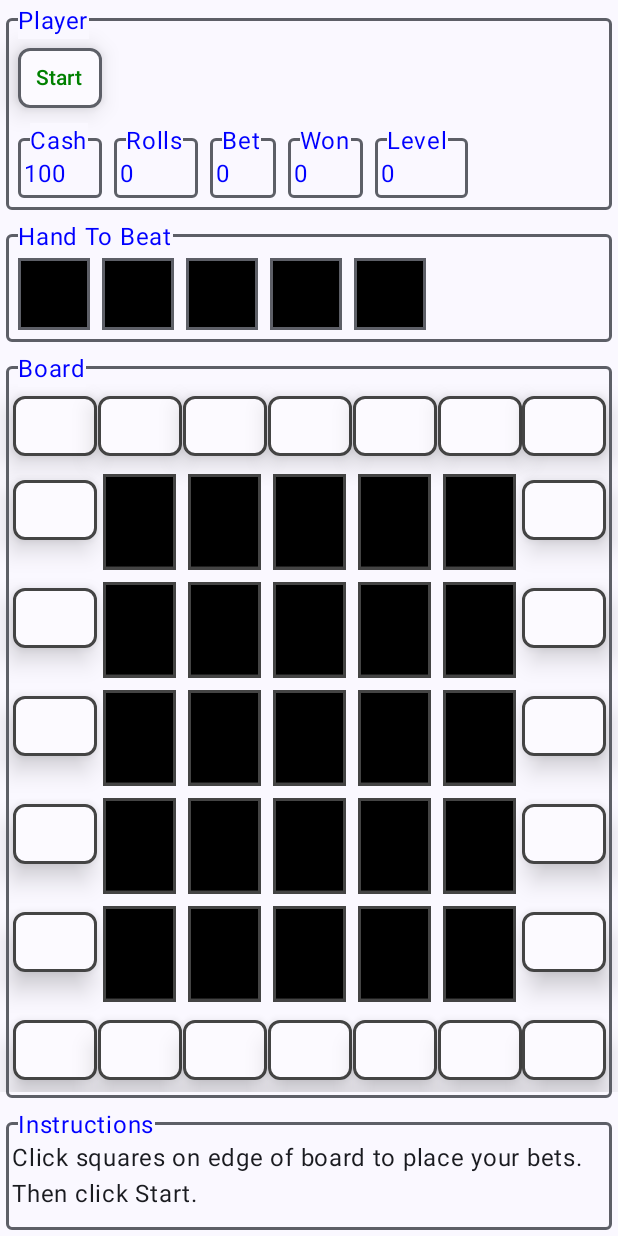
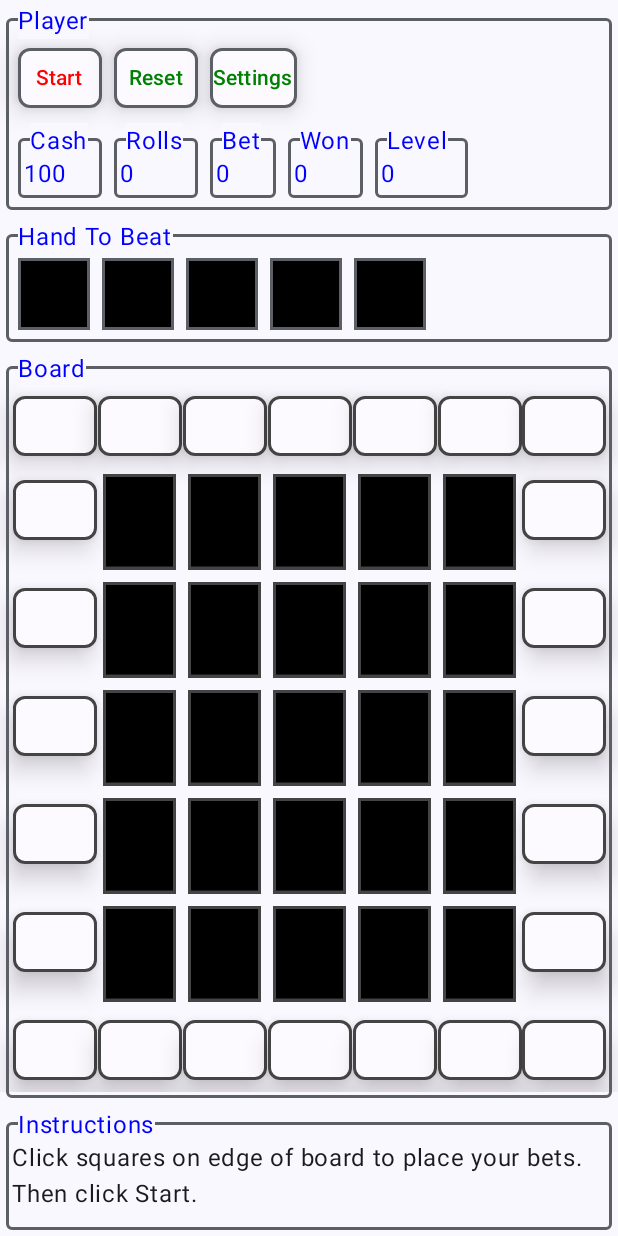
Before and after one commit to pstorli/PokerDice, an Android app built with Jetpack Compose: the screen it shows after launch (MainActivity), on a phone screen of 412 x 824 dp. Run offline under Robolectric (Android 15) with nearby library versions, the phone set to English and light mode, and no system bars.

Commit message:
Re-did colors, make pink hold, added level

```diff
--- a/app/src/main/java/com/pstorli/pokerdice/MainActivity.kt
+++ b/app/src/main/java/com/pstorli/pokerdice/MainActivity.kt
@@ -17,6 +17,7 @@ import com.pstorli.pokerdice.domain.model.PokerViewModel
 import com.pstorli.pokerdice.ui.composeables.core.ErrorDialog
 import com.pstorli.pokerdice.ui.screens.LoadingScreen
 import com.pstorli.pokerdice.ui.screens.RollingScreen
+import com.pstorli.pokerdice.ui.screens.SettingsScreen
 import com.pstorli.pokerdice.ui.screens.StartScreen
 import com.pstorli.pokerdice.ui.theme.PokerDiceTheme
 class MainActivity : ComponentActivity() {
@@ -66,6 +67,10 @@ class MainActivity : ComponentActivity() {
                 // Rolling.
                 is PokerViewModel.PokerUIState.Rolling   ->
                     RollingScreen (pokerViewModel)
+
+                // Settings.
+                is PokerViewModel.PokerUIState.Settings   ->
+                    SettingsScreen (pokerViewModel)
             }
         }
     }
--- a/app/src/main/java/com/pstorli/pokerdice/ui/composeables/PlayerRow.kt
+++ b/app/src/main/java/com/pstorli/pokerdice/ui/composeables/PlayerRow.kt
@@ -33,10 +33,9 @@ fun PlayerRow (pokerViewModel: PokerViewModel) {
         Column () {
             Row() {
                 // Roll Dice
-                var rollTextColor = LocalContext.current.color(Colors.RollDice)
+                val rollTextColor = LocalContext.current.color(Colors.Wild)
                 var rollTitle = LocalContext.current.resources.getString(R.string.roll_dice)
                 if (PokerViewModel.PokerUIState.Start == pokerViewModel.getState()) {
-                    rollTextColor = LocalContext.current.color(Colors.CashOut)
                     rollTitle = LocalContext.current.resources.getString(R.string.start)
                 }
 
@@ -47,19 +46,48 @@ fun PlayerRow (pokerViewModel: PokerViewModel) {
                         "Roll dice pressed.".debug()
 
                         // They clicked the button.
-                        pokerViewModel.onEvent(PokerEvent.RollEvent)
+                        if (PokerViewModel.PokerUIState.Start == pokerViewModel.getState()) {
+                            pokerViewModel.onEvent(PokerEvent.StartEvent)
+                        }
+                        else {
+                            pokerViewModel.onEvent(PokerEvent.RollEvent)
+                        }
                     })
 
                 // Cash Out
                 if (PokerViewModel.PokerUIState.Rolling == pokerViewModel.uiState.collectAsState().value) {
                     PokerButton(
                         name = LocalContext.current.resources.getString(R.string.cash_out),
-                        textColor = LocalContext.current.color(Colors.CashOut),
+                        textColor = LocalContext.current.color(Colors.Btn),
                         onClick = {
                             "Cash out pressed.".debug()
 
                             // They clicked the button.
                             pokerViewModel.onEvent(PokerEvent.CashOutEvent)
+                        })
+                }
+
+                // Reset
+                PokerButton(
+                    name = LocalContext.current.resources.getString(R.string.reset),
+                    textColor = LocalContext.current.color(Colors.Btn),
+                    onClick = {
+                        "Reset pressed.".debug()
+
+                        // They clicked the reset button.
+                        pokerViewModel.onEvent(PokerEvent.ResetEvent)
+                    })
+
+                // Settings
+                if (PokerViewModel.PokerUIState.Start == pokerViewModel.getState()) {
+                    PokerButton(
+                        name = LocalContext.current.resources.getString(R.string.state_settings),
+                        textColor = LocalContext.current.color(Colors.Btn),
+                        onClick = {
+                            "Settings pressed.".debug()
+
+                            // They clicked the button.
+                            pokerViewModel.onEvent(PokerEvent.SettingsEvent)
                         })
                 }
             }
--- a/app/src/main/java/com/pstorli/pokerdice/ui/composeables/PokerButton.kt
+++ b/app/src/main/java/com/pstorli/pokerdice/ui/composeables/PokerButton.kt
@@ -15,7 +15,7 @@ import androidx.compose.ui.Modifier
 import androidx.compose.ui.graphics.Color
 import androidx.compose.ui.unit.dp
 import com.pstorli.pokerdice.util.Consts
-import com.pstorli.pokerdice.util.Consts.POKER_BORDER_WIDTH
+import com.pstorli.pokerdice.util.Consts.POKER_BORDER_SIZE
 import com.pstorli.pokerdice.util.Consts.POKER_BTN_MIN_WIDTH
 
 @Composable
@@ -26,7 +26,7 @@ fun PokerButton (name: String, textColor: Color, borderColor: Color=MaterialThem
             // Do that click thing.
             onClick.invoke()
         },
-        border = BorderStroke(POKER_BORDER_WIDTH, borderColor),
+        border = BorderStroke(POKER_BORDER_SIZE, borderColor),
         colors = ButtonDefaults.outlinedButtonColors(contentColor = MaterialTheme.colorScheme.primary, containerColor = MaterialTheme.colorScheme.inverseOnSurface),
         elevation =  ButtonDefaults.buttonElevation(
             defaultElevation  = Consts.DEFAULT_ELEVATION_VAL,
--- a/app/src/main/java/com/pstorli/pokerdice/ui/composeables/core/LabeledRow.kt
+++ b/app/src/main/java/com/pstorli/pokerdice/ui/composeables/core/LabeledRow.kt
@@ -17,7 +17,7 @@ import androidx.compose.ui.Modifier
 import androidx.compose.ui.graphics.Color
 import androidx.compose.ui.unit.dp
 import com.pstorli.pokerdice.conditional
-import com.pstorli.pokerdice.util.Consts.POKER_BORDER_WIDTH
+import com.pstorli.pokerdice.util.Consts.POKER_BORDER_SIZE
 import androidx.compose.material3.Text as TextMat
 
 @Composable
@@ -33,7 +33,7 @@ fun LabeledRow (title: String, titleColor: Color, maxWidth: Boolean=false, maxHe
                 }
                 .padding(4.dp,12.dp,4.dp,4.dp)
                 .border(
-                    width = POKER_BORDER_WIDTH,
+                    width = POKER_BORDER_SIZE,
                     color = MaterialTheme.colorScheme.outline,
                     shape = RoundedCornerShape(size = 4.dp)
                 )
--- a/app/src/main/java/com/pstorli/pokerdice/ui/screens/StartScreen.kt
+++ b/app/src/main/java/com/pstorli/pokerdice/ui/screens/StartScreen.kt
@@ -13,7 +13,7 @@ import com.pstorli.pokerdice.ui.composeables.PlayerRow
  */
 @Composable
 fun StartScreen (pokerViewModel: PokerViewModel) {
-    // Side by sdie rows the same height
+    // Side by side rows the same height
     // make these two rows, the children, the same height.
     /*Row(modifier = Modifier.height(IntrinsicSize.Min)) {
         PlayerRow  (pokerViewModel)
--- a/app/src/main/java/com/pstorli/pokerdice/ui/theme/Colors.kt
+++ b/app/src/main/java/com/pstorli/pokerdice/ui/theme/Colors.kt
@@ -3,7 +3,7 @@ package com.pstorli.pokerdice.ui.theme
 enum class Colors {
     Back,
     Border,
-    CashOut,
+    Btn,
     Dice0,
     Dice1,
     Dice2,
@@ -14,8 +14,8 @@ enum class Colors {
     Edge,
     Held,
     Out,
-    RollDice,
     Selected,
     Text,
-    Title
+    Title,
+    Wild
 }
--- a/app/src/main/java/com/pstorli/pokerdice/util/Consts.kt
+++ b/app/src/main/java/com/pstorli/pokerdice/util/Consts.kt
@@ -56,7 +56,7 @@ object Consts {
     val HUNDRED_VAL                     = 100
     val LEVEL_NAME                      = "Level"
     val LEVEL_MIN_WIDTH                 = 54.dp
-    val POKER_BORDER_WIDTH              = 2.dp
+    val POKER_BORDER_SIZE               = 2.dp
     val POKER_BTN_MIN_WIDTH             = 56.dp
     val PRESSED_ELEVATION_VAL           = 15.dp
     val RED_NAME                        = "Red"
@@ -115,6 +115,15 @@ object Consts {
      */
     fun squareName (index: Int): String {
         return "Square $index"
+    }
+
+    /**
+     * Return random num between 1 and 6
+     */
+    fun random (): Int {
+        val num = (DICE_ONE..DICE_SIX).random()
+        debug("random () $num")
+        return num
     }
 
     // *********************************************************************************************
--- a/app/src/main/java/com/pstorli/pokerdice/util/Persist.kt
+++ b/app/src/main/java/com/pstorli/pokerdice/util/Persist.kt
@@ -1,8 +1,6 @@
 package com.pstorli.pokerdice.util
 
 enum class Persist {
-    BET,
-    BOARD,
     CASH,
     COLOR_DICE0,
     COLOR_DICE1,
@@ -11,7 +9,5 @@ enum class Persist {
     COLOR_DICE4,
     COLOR_DICE5,
     COLOR_DICE6,
-    LEVEL,
-    ROLLS,
-    WON
+    LEVEL
 }
--- a/app/src/main/res/values/strings.xml
+++ b/app/src/main/res/values/strings.xml
@@ -2,6 +2,7 @@
     <string name="app_name">PokerDice</string>
     <string name="bet">Bet</string>
     <string name="board">Board</string>
+    <string name="cancel">Cancel</string>
     <string name="cash">Cash</string>
     <string name="cash_out">Cash\nOut</string>
     <string name="dice_image">Dice Image %1$s</string>
@@ -20,10 +21,13 @@
     <string name="instructions">Instructions</string>
     <string name="level">Level</string>
     <string name="player">Player</string>
+    <string name="reset">Reset</string>
     <string name="roll_dice">Roll\nDice</string>
     <string name="rolls">Rolls</string>
+    <string name="save">Save</string>
     <string name="start">Start</string>
     <string name="state_error">Error</string>
+    <string name="state_settings">Settings</string>
     <string name="state_start">Click squares on edge of board to place your bets.\nThen click Start.</string>
     <string name="state_loading">Loading</string>
     <string name="state_rolling">To hold a dice, click on it. Border will turn pink.\nKeep clicking roll dice until you either cash out or have no more rolls.</string>
```
Also changed, not shown: app/src/main/java/com/pstorli/pokerdice/domain/model/PokerEvent.kt (+11 -1 lines), app/src/main/java/com/pstorli/pokerdice/domain/model/PokerViewModel.kt (+159 -32 lines), app/src/main/java/com/pstorli/pokerdice/domain/repo/dao/PokerDAO.kt (+2 -8 lines), app/src/main/java/com/pstorli/pokerdice/domain/repo/local/PokerPrefs.kt (+0 -41 lines), app/src/main/java/com/pstorli/pokerdice/ui/screens/SettingsScreen.kt (added, +68 -0 lines), app/src/main/java/com/pstorli/pokerdice/ui/theme/Color.kt (+16 -2 lines).
